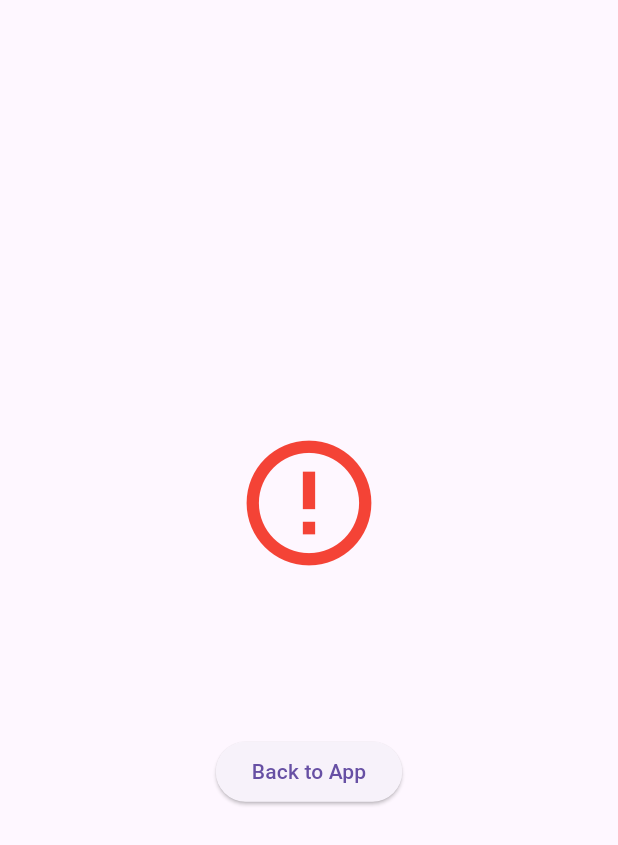
After one commit to anandhuchandrabose/customerApp, a Flutter app: the NetworkView screen opened by its route, on a phone screen of 412 x 824 dp. The commit adds this screen. Shown: the top 845 px of the screen. Run offline on Flutter 3.47's test engine with Material 3 defaults, Android fonts, the phone set to English and light mode, and no system bars; our stand-ins replace connectivity_plus, dio, geocoding, geolocator, get, get_storage and 6 more; missing offline and left inert: flutter_google_maps_webservices, razorpay_flutter; accounts and stored records are empty.

Commit message:
feat(network): add network connectivity monitoring and error handling
Introduce a new `NetworkController` to monitor connectivity status and handle network errors. Add a `NetworkView` to display error messages and retry options. Update `ApiService` to integrate with the network controller for error handling. Register the `connectivity_plus` plugin across platforms for connectivity monitoring.

```diff
--- a/lib/app/bindings/initial_binding.dart
+++ b/lib/app/bindings/initial_binding.dart
@@ -1,6 +1,7 @@
 // lib/app/bindings/initial_binding.dart
 import 'package:customerapp/app/controllers/cart_controller.dart';
 import 'package:customerapp/app/controllers/dashboard_controller.dart';
+import 'package:customerapp/app/controllers/network_controller.dart';
 import 'package:customerapp/app/controllers/profile_controller.dart';
 import 'package:customerapp/app/controllers/home_controller.dart';
 import 'package:customerapp/app/controllers/orders_controller.dart'; // Import the OrdersController
@@ -18,6 +19,8 @@ import '../data/repositories/home_repository.dart';
 class InitialBinding extends Bindings {
   @override
   void dependencies() {
+    // Initialize NetworkController first to monitor connectivity
+    Get.put(NetworkController(), permanent: true);
     // 1) Register ApiService
     Get.lazyPut<ApiService>(
       // () => ApiService(baseUrl: 'http://127.0.0.1:3000'),
--- a/lib/app/controllers/login_controller.dart
+++ b/lib/app/controllers/login_controller.dart
@@ -22,15 +22,13 @@ class LoginController extends GetxController {
       isLoading.value = true;
 
       final data = await _authRepo.requestOtp(phoneNumber.value);
-      // Suppose backend returns { "message": "...", "otp": "5174", "isNewUser": true/false }
       final bool isNewUser = data['isNewUser'] ?? false;
-      final String devOtp = data['otp'] ?? ''; // <-- Capture the OTP
+      final String devOtp = data['otp'] ?? '';
 
-      // Navigate to OTP page & pass OTP for development
       Get.toNamed('/otp', arguments: {
         'phone': phoneNumber.value,
         'isNewUser': isNewUser,
-        'devOtp': devOtp, // <-- Pass the OTP along
+        'devOtp': devOtp,
       });
     } catch (e) {
       Get.snackbar('OTP Error', e.toString());
--- a/lib/app/controllers/restaurant_details_controller.dart
+++ b/lib/app/controllers/restaurant_details_controller.dart
@@ -4,6 +4,7 @@ import 'package:get/get.dart';
 import 'package:get_storage/get_storage.dart';
 import '../data/repositories/restaurant_repository.dart';
 import 'cart_controller.dart';
+import 'network_controller.dart';
 
 class RestaurantDetailsController extends GetxController {
   final RestaurantRepository _restaurantRepo = Get.find<RestaurantRepository>();
@@ -66,8 +67,9 @@ class RestaurantDetailsController extends GetxController {
       }
     } catch (e) {
       errorMessage.value = e.toString();
-      Get.snackbar('Error', errorMessage.value);
       log('Error fetching restaurant data: $e');
+      final networkController = Get.find<NetworkController>();
+      networkController.handleError(e);
     } finally {
       isLoading.value = false;
     }
--- a/lib/app/routes/app_pages.dart
+++ b/lib/app/routes/app_pages.dart
@@ -2,6 +2,7 @@
 import 'package:customerapp/app/controllers/cart_controller.dart';
 import 'package:customerapp/app/controllers/complete_signup_controller.dart';
 import 'package:customerapp/app/controllers/dashboard_controller.dart';
+import 'package:customerapp/app/controllers/network_controller.dart';
 import 'package:customerapp/app/controllers/profile_controller.dart';
 import 'package:customerapp/app/controllers/restaurant_details_controller.dart';
 import 'package:customerapp/app/views/cart_view.dart';
@@ -24,6 +25,7 @@ import '../views/login_view.dart';
 import '../views/otp_view.dart';
 import '../views/home_view.dart';
 import '../views/restaurant_details_view.dart';
+import '../views/network_view.dart';
 import '../views/search_results_view.dart';
 import 'app_routes.dart';
 
@@ -32,6 +34,13 @@ class AppPages {
   static const initial = AppRoutes.login;
 
   static final routes = [
+    GetPage(
+      name: AppRoutes.network,
+      page: () => const NetworkView(),
+      binding: BindingsBuilder(() {
+        Get.lazyPut<NetworkController>(() => NetworkController());
+      }),
+    ),
     GetPage(
       name: AppRoutes.login,
       page: () => const LoginView(),
--- a/lib/app/routes/app_routes.dart
+++ b/lib/app/routes/app_routes.dart
@@ -13,4 +13,5 @@ abstract class AppRoutes {
   static const searchResults = '/search-results';
   static const categoryVendors = '/category-vendors';
   static const addressForm = '/address-form';
+  static const network = '/network'; // Network status page
 }
--- a/lib/app/views/login_view.dart
+++ b/lib/app/views/login_view.dart
@@ -32,7 +32,7 @@ class LoginView extends GetView<LoginController> {
                     width: double.infinity,
                     height: size.height * 0.4,
                     child: Image.asset(
-                      'assets/img/Frwshmologo-01.jpg', // Ensure this matches your file path
+                      'img/card.jpg', // Ensure this matches your file path
                       fit: BoxFit.cover,
                       color: Colors.black38, // Overlay for darkening
                       colorBlendMode: BlendMode.darken,
--- /dev/null
+++ b/lib/app/views/network_view.dart
@@ -0,0 +1,74 @@
+import 'package:flutter/material.dart';
+import 'package:get/get.dart';
+import '../controllers/network_controller.dart';
+
+class NetworkView extends GetView<NetworkController> {
+  const NetworkView({super.key});
+
+  Widget _buildErrorIcon() {
+    return const Icon(
+      Icons.error_outline,
+      size: 100,
+      color: Colors.red,
+    );
+  }
+
+  Widget _buildNoConnectionIcon() {
+    return const Icon(
+      Icons.signal_wifi_off,
+      size: 100,
+      color: Colors.grey,
+    );
+  }
+
+  @override
+  Widget build(BuildContext context) {
+    return Scaffold(
+      body: Center(
+        child: Padding(
+          padding: const EdgeInsets.symmetric(horizontal: 24),
+          child: Column(
+            mainAxisAlignment: MainAxisAlignment.center,
+            children: [
+              Obx(() => controller.errorMessage.value.contains('No internet')
+                  ? _buildNoConnectionIcon()
+                  : _buildErrorIcon()),
+              const SizedBox(height: 20),
+              Obx(() => Text(
+                    controller.errorMessage.value.split('.').first,
+                    style: const TextStyle(
+                      fontSize: 24,
+                      fontWeight: FontWeight.bold,
+                    ),
+                    textAlign: TextAlign.center,
+                  )),
+              const SizedBox(height: 10),
+              Obx(() => Text(
+                    controller.errorMessage.value.contains('.')
+                        ? controller.errorMessage.value.split('.').skip(1).join('.')
+                        : '',
+                    textAlign: TextAlign.center,
+                    style: const TextStyle(
+                      color: Colors.grey,
+                    ),
+                  )),
+              const SizedBox(height: 20),
+              Obx(() => controller.isConnected.value
+                  ? ElevatedButton(
+                      onPressed: () => Get.back(),
+                      child: const Text('Back to App'),
+                    )
+                  : ElevatedButton(
+                      onPressed: () {
+                        Get.back();
+                        Get.forceAppUpdate();
+                      },
+                      child: const Text('Retry'),
+                    )),
+            ],
+          ),
+        ),
+      ),
+    );
+  }
+}
--- a/pubspec.yaml
+++ b/pubspec.yaml
@@ -14,6 +14,7 @@ dependencies:
   get: ^4.6.6
   get_storage: ^2.1.1
   http: ^1.3.0
+  connectivity_plus: ^5.0.2
   slide_to_act: ^2.0.0
   razorpay_flutter: ^1.2.7
   uuid: ^3.0.6
@@ -55,4 +56,4 @@ flutter:
     - assets/icons/non-veg.png
     - assets/img/
     - assets/img/card.jpg
-    # - assets/img/icon.png
+    - assets/img/icon.jpg
```
Also changed, not shown: lib/app/controllers/network_controller.dart (added, +72 -0 lines), lib/app/data/services/api_service.dart (+28 -4 lines), lib/app/views/restaurant_details_view.dart (+163 -120 lines), pubspec.lock, 4 other files.
